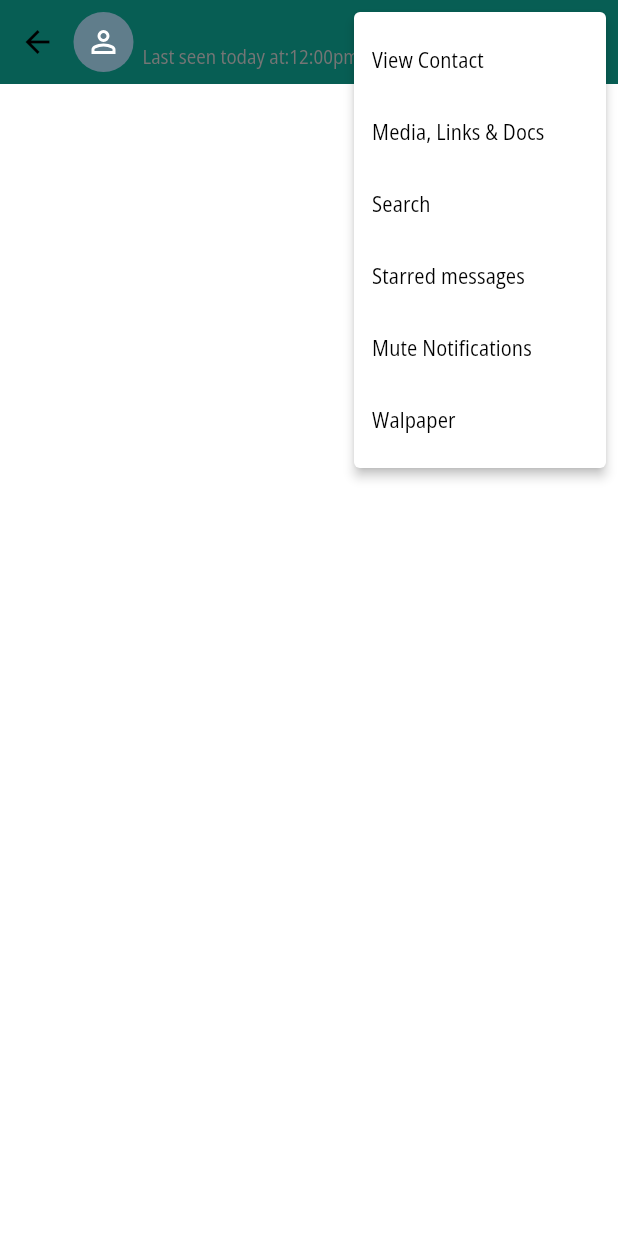
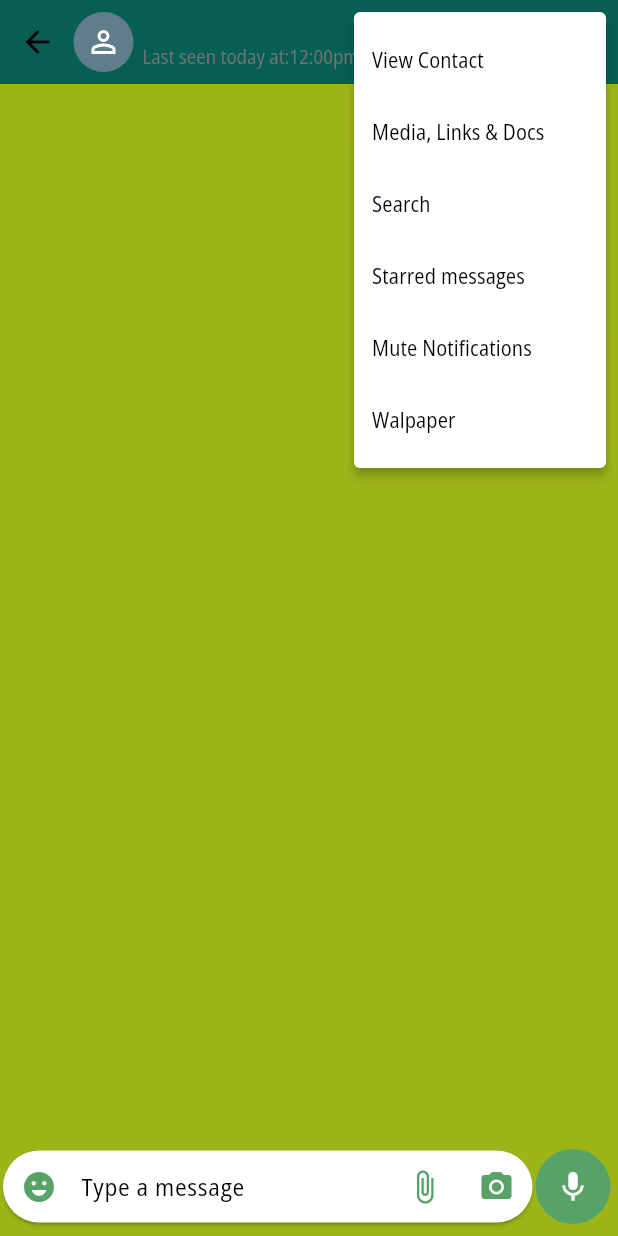
Before and after one commit to MuhammadZeeshanAkram/Flutter_chatapp_node.js, a Flutter app: the IndividualPage screen opened directly with empty values, after a tap on the "more vert" icon, on a phone screen of 412 x 824 dp. Run offline on Flutter 3.47's test engine with Material 3 defaults, Android fonts, the phone set to English and light mode, and no system bars; our stand-ins replace device_preview, flutter_svg.

Commit message:
initial individual screen designed

```diff
--- a/frontend/lib/Screens/individual_screen.dart
+++ b/frontend/lib/Screens/individual_screen.dart
@@ -14,6 +14,7 @@ class _IndividualPageState extends State<IndividualPage> {
   @override
   Widget build(BuildContext context) {
     return Scaffold(
+      backgroundColor: const Color.fromARGB(255, 157, 180, 24),
       appBar: AppBar(
 
         backgroundColor: Theme.of(context).colorScheme.primary,
@@ -53,7 +54,9 @@ class _IndividualPageState extends State<IndividualPage> {
           ),
         ),
 
-      title: Container(
+      title: InkWell(
+        onTap: () {},
+        child: Container(
           margin: const EdgeInsets.all(5),
           child: Column(
             crossAxisAlignment: CrossAxisAlignment.start,
@@ -75,6 +78,7 @@ class _IndividualPageState extends State<IndividualPage> {
           ),
               ),
             ],
+          ),
         ),
       ),
       actions: [
@@ -102,13 +106,76 @@ class _IndividualPageState extends State<IndividualPage> {
                 const PopupMenuItem(value: "Search", child: Text("Search")),
                 const PopupMenuItem(value: "Starred messages", child: Text("Starred messages")),
                 const PopupMenuItem(value: "Mute Notifications", child: Text("Mute Notifications")),
-                PopupMenuItem(
-                  onTap: () {},
-                  child: const Text("Walpaper"),
+                const PopupMenuItem(
+
+                  value:"walpaper",
+                  child:  Text("Walpaper"),
                 ),
               ];
             },
-          ),],
+          ),
+          ],
+      ),
+      body: SizedBox(
+        height: MediaQuery.of(context).size.height,
+        width: MediaQuery.of(context).size.width,
+        child: Stack(
+          children: [
+            ListView(),
+             Align(
+               alignment: Alignment.bottomCenter,
+               child: Row(
+                children: [
+                  SizedBox(
+                    width: MediaQuery.of(context).size.width -55 ,
+                    child: Card(
+                      margin: const EdgeInsets.only(
+                        left: 2,
+                        right: 2,
+                        bottom: 8,
+                      ),
+                      shape: RoundedRectangleBorder(borderRadius: BorderRadius.circular(25)),
+                      child: TextFormField(
+                        textAlignVertical:TextAlignVertical.center,
+                        keyboardType: TextInputType.multiline,
+
+                        maxLines:5,
+                        minLines: 1,
+                        decoration: InputDecoration(
+                          border: InputBorder.none,
+                          hintText: "Type a message",
+                          prefixIcon:IconButton(onPressed: (){}, icon: const Icon(Icons.emoji_emotions,
+                          color: Color.fromARGB(255, 87, 163, 103),)),
+                          suffixIcon: Row(
+                            mainAxisSize: MainAxisSize.min,
+                            children: [
+                              IconButton(onPressed: (){}, icon: const Icon(Icons.attach_file,
+                              color: Color.fromARGB(255, 87, 163, 103),)),
+                              IconButton(onPressed: (){}, icon: const Icon(Icons.camera_alt,
+                              color: Color.fromARGB(255, 87, 163, 103),)),
+                            ],
+                          ),
+                          contentPadding: const EdgeInsets.all(5),
+                        ),
+                      ))),
+                  const Padding(
+                    padding: EdgeInsets.only(bottom:8.0,right: 3),
+                    child: CircleAvatar(
+                      radius: 25,
+                      backgroundColor: Color.fromARGB(255, 87, 163, 103),
+                      child: Icon(
+                        Icons.mic,
+                        color: Colors.white,
+                      ),
+                    ),
+                  ),
+                ],
+
+                           ),
+             ),
+
+          ],
+        ),
       ),
     );
   }
```
Lines whose indentation alone changed are shown as unchanged.
